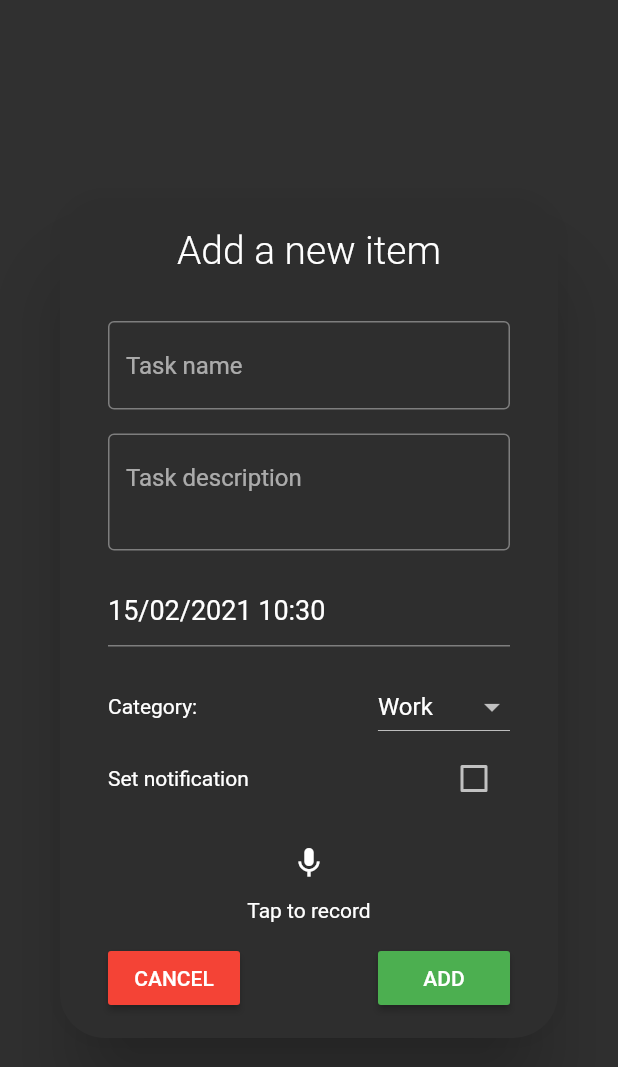
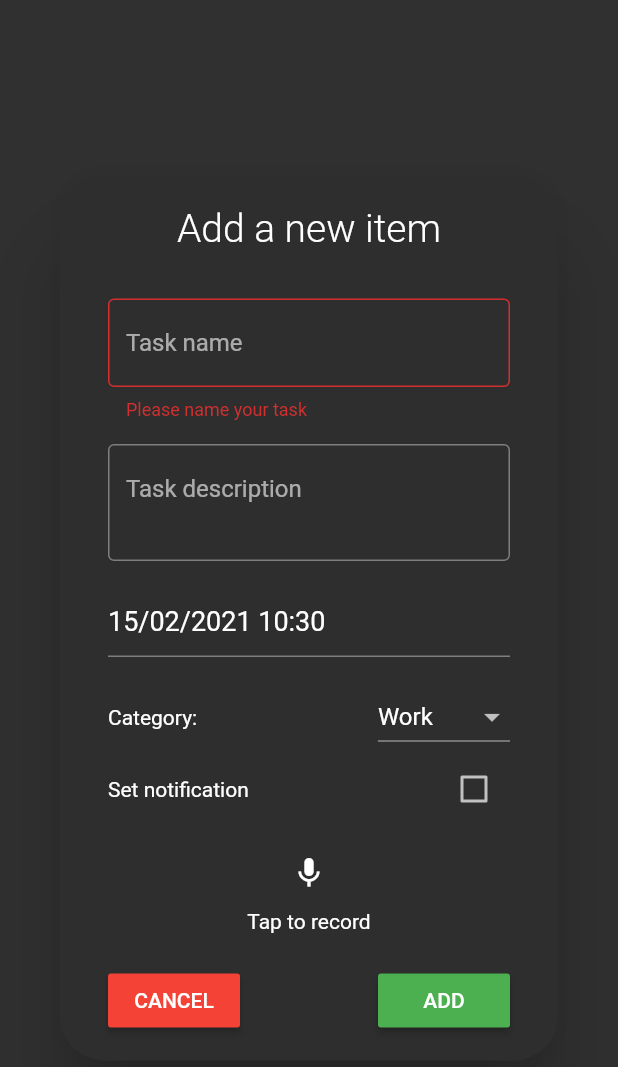
Before and after one commit to mikolajww/habits_app_flutter, a Flutter app: the AddTodoDialog widget shown alone on an empty page, opened directly, after a tap on "ADD", on a phone screen of 412 x 824 dp. Shown: the top 1067 px of the screen. Run offline on Flutter 3.47's test engine with Material 2 defaults, Android fonts, the phone set to English and light mode, and no system bars; drawn by our look-alikes of date_field; our stand-ins replace flutter_local_notifications, flutter_mobx, flutter_native_timezone, flutter_signin_button, google_fonts, google_sign_in and 4 more; missing offline and left inert: flutter_sound; generated files the repository leaves out were written again.

Commit message:
Implemented validation when adding tasks

```diff
--- a/lib/widgets/add_todo_dialog.dart
+++ b/lib/widgets/add_todo_dialog.dart
@@ -27,6 +27,7 @@ class _AddTodoDialogState extends State<AddTodoDialog> {
   DateTime notificationDate = DateTime.now();
   final uuid = Uuid();
   bool recordingPressed = false;
+  final _formKey = GlobalKey<FormState>();
 
   @override
   Widget build(BuildContext context) {
@@ -38,8 +39,11 @@ class _AddTodoDialogState extends State<AddTodoDialog> {
       backgroundColor: Color(0xff2e2e2e),
       child: SingleChildScrollView(
         physics: ClampingScrollPhysics(),
+        child: Form(
+          key: _formKey,
+          autovalidateMode: AutovalidateMode.always,
           child: Container(
-          height: doNotify ? 610 : 560,
+            height: doNotify ? 630 : 590,
             padding: EdgeInsets.fromLTRB(32, 20, 32, 16),
             child: Column(
               mainAxisSize: MainAxisSize.min,
@@ -100,18 +104,19 @@ class _AddTodoDialogState extends State<AddTodoDialog> {
                     RaisedButton(
                       color: Colors.green,
                       onPressed: () async {
+                        if (_formKey.currentState.validate()) {
                           await toDoService.addTodo(ToDoItem(title, description, false, selectedDate, selectedCategory,
-                          doNotify: doNotify,
-                          notificationDate: notificationDate,
-                          recordingPath: recordingPressed ? randomId + ".aac" : null));
+                              doNotify: doNotify, notificationDate: notificationDate, recordingPath: recordingPressed ? randomId + ".aac" : null));
                           await googleAccountService.updateFile(toDoService.todos);
                           Navigator.of(context).pop(true);
+                        }
                       },
                       child: const Text("ADD"),
                     ),
                   ],
                 )
               ],
+            ),
           ),
         ),
       ),
@@ -187,7 +192,13 @@ class _AddTodoDialogState extends State<AddTodoDialog> {
   }
 
   Widget _buildTextField() {
-    return TextField(
+    return TextFormField(
+      validator: (value) {
+        if (value.isEmpty) {
+          return "Please name your task";
+        }
+        return null;
+      },
       decoration: InputDecoration(
         hintText: "Task name",
         border: OutlineInputBorder(),
--- a/pubspec.yaml
+++ b/pubspec.yaml
@@ -41,7 +41,6 @@ dependencies:
   flutter_sound: ^7.6.5+1
   permission_handler: ^5.1.0+2
   uuid: 2.2.2
-  dio: ^3.0.10
 
 dev_dependencies:
   build_runner: ^1.11.1
```
Also changed, not shown: pubspec.lock. Lines whose indentation alone changed are shown as unchanged.
